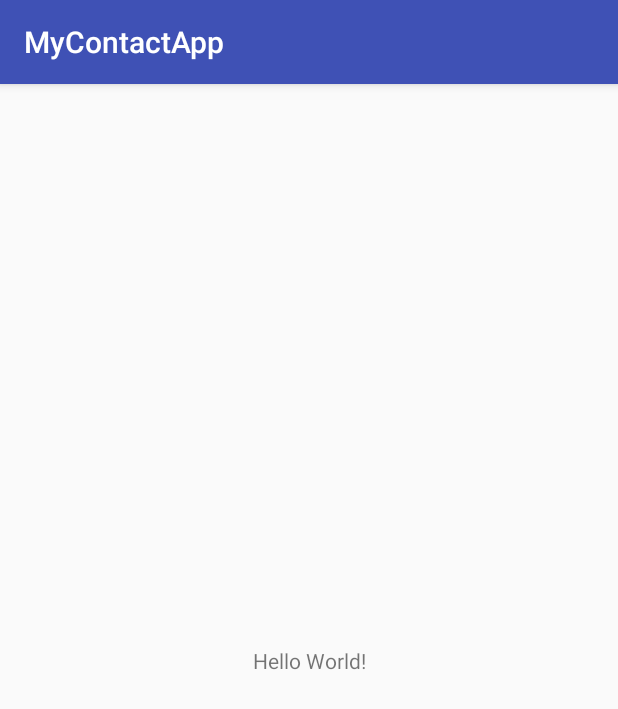
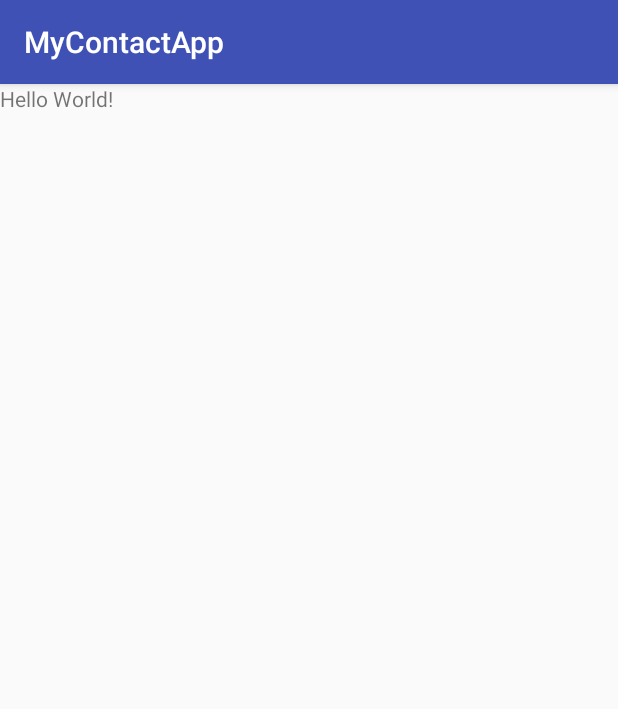
Before and after one commit to cjsefkow/SefkowConor_SQLnotes, an Android app: the screen it shows after launch (MainActivity), on a phone screen of 412 x 824 dp. Shown: the top 709 px of the screen. Run offline under Robolectric (Android 15) with nearby library versions, the phone set to English and light mode, and no system bars.

```diff
--- /dev/null
+++ b/app/src/main/java/com/example/sefkowc1167/mycontactapp/DatabaseHelper.java
@@ -0,0 +1,40 @@
+package com.example.sefkowc1167.mycontactapp;
+
+import android.content.Context;
+import android.database.sqlite.SQLiteDatabase;
+import android.database.sqlite.SQLiteOpenHelper;
+import android.util.Log;
+
+public class DatabaseHelper extends SQLiteOpenHelper {
+
+    public static final int DATABASE_VERSION = 1;
+    public static final String DATABASE_NAME = "Contact2018.db";
+    public static final String TABLE_NAME = "Contact2018_table";
+    public static final String ID = "ID";
+    public static final String COLUMN_NAME_CONTACT = "contact";
+    public static final String SQL_CREATE_ENTRIES =
+            "CREATE TABLE " + TABLE_NAME + " (" +
+                    ID + " INTEGER PRIMARY KEY AUTOINCREMENT," +
+                    COLUMN_NAME_CONTACT + "TEXT)";
+
+    public static final String SQL_DELETE_ENTRIES = "DROP TABLE IF EXISTS " + TABLE_NAME;
+
+    public DatabaseHelper(Context context) {
+        super(context, DATABASE_NAME, null, DATABASE_VERSION);
+        SQLiteDatabase db = this.getWritableDatabase();
+        Log.d("MyContactApp", "Databasehelper: constructedDatabaseHelper");
+    }
+
+    @Override
+    public void onCreate(SQLiteDatabase db) {
+        Log.d("MyContactApp", "Databasehelper: creating database");
+        db.execSQL(SQL_CREATE_ENTRIES);
+    }
+
+    @Override
+    public void onUpgrade(SQLiteDatabase db, int oldVersion, int newVersion) {
+        Log.d("MyContactApp", "Databasehelper: upgrading database");
+        db.execSQL(SQL_CREATE_ENTRIES);
+        onCreate(db);
+    }
+}
--- a/app/src/main/java/com/example/sefkowc1167/mycontactapp/MainActivity.java
+++ b/app/src/main/java/com/example/sefkowc1167/mycontactapp/MainActivity.java
@@ -2,12 +2,18 @@ package com.example.sefkowc1167.mycontactapp;
 
 import android.support.v7.app.AppCompatActivity;
 import android.os.Bundle;
+import android.util.Log;
 
 public class MainActivity extends AppCompatActivity {
+
+    DatabaseHelper myDb;
 
     @Override
     protected void onCreate(Bundle savedInstanceState) {
         super.onCreate(savedInstanceState);
         setContentView(R.layout.activity_main);
+
+        myDb = new DatabaseHelper(this);
+        Log.d("MyContactApp", "MainActivity: instantiated. DBHelper");
     }
 }
--- a/app/src/main/res/layout/activity_main.xml
+++ b/app/src/main/res/layout/activity_main.xml
@@ -11,8 +11,10 @@
         android:layout_height="wrap_content"
         android:text="Hello World!"
         app:layout_constraintBottom_toBottomOf="parent"
+        app:layout_constraintHorizontal_bias="0.0"
         app:layout_constraintLeft_toLeftOf="parent"
         app:layout_constraintRight_toRightOf="parent"
-        app:layout_constraintTop_toTopOf="parent" />
+        app:layout_constraintTop_toTopOf="parent"
+        app:layout_constraintVertical_bias="0.0" />
 
 </android.support.constraint.ConstraintLayout>
```
